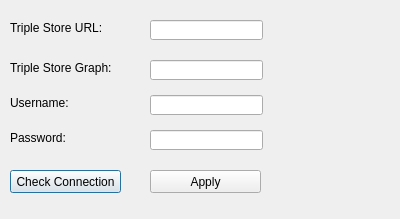
This is uploadrdfdialog.ui in sparqlunicorn/sparqlunicornGoesGIS as Qt 5 draws it before an edit. The edited form follows.
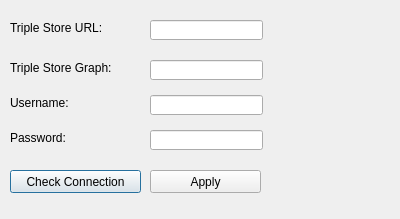
This is the edited form.

Diff of the .ui file:
```diff
--- a/uploadrdfdialog.ui
+++ b/uploadrdfdialog.ui
@@ -110,7 +110,7 @@
     <rect>
      <x>10</x>
      <y>170</y>
-     <width>111</width>
+     <width>131</width>
      <height>23</height>
     </rect>
    </property>
```
